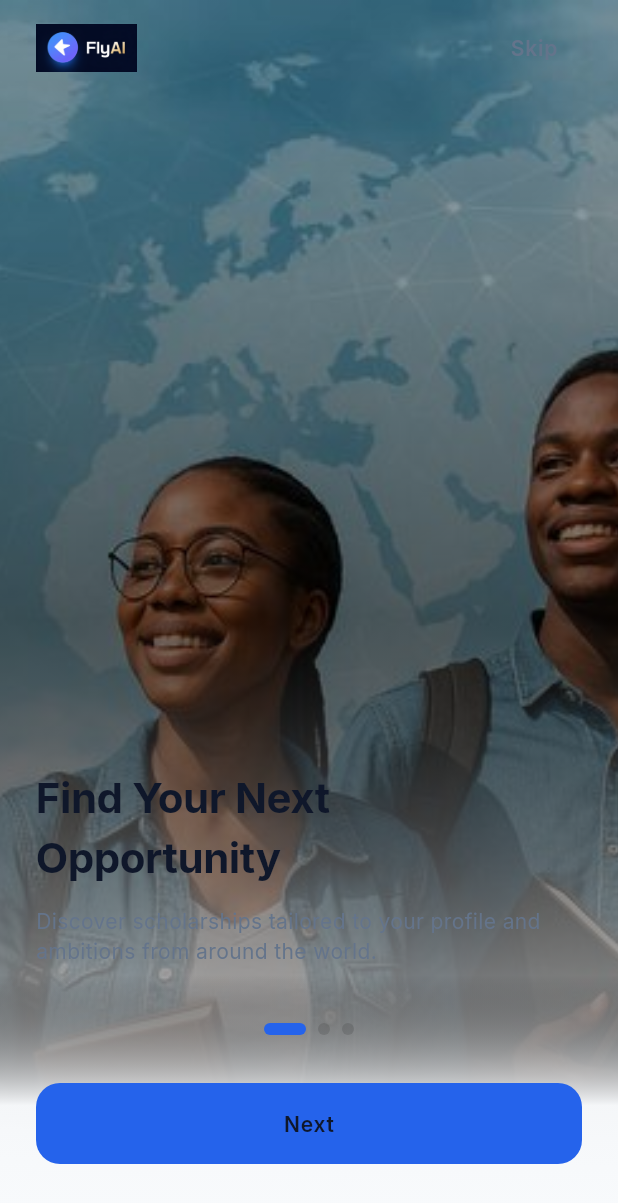
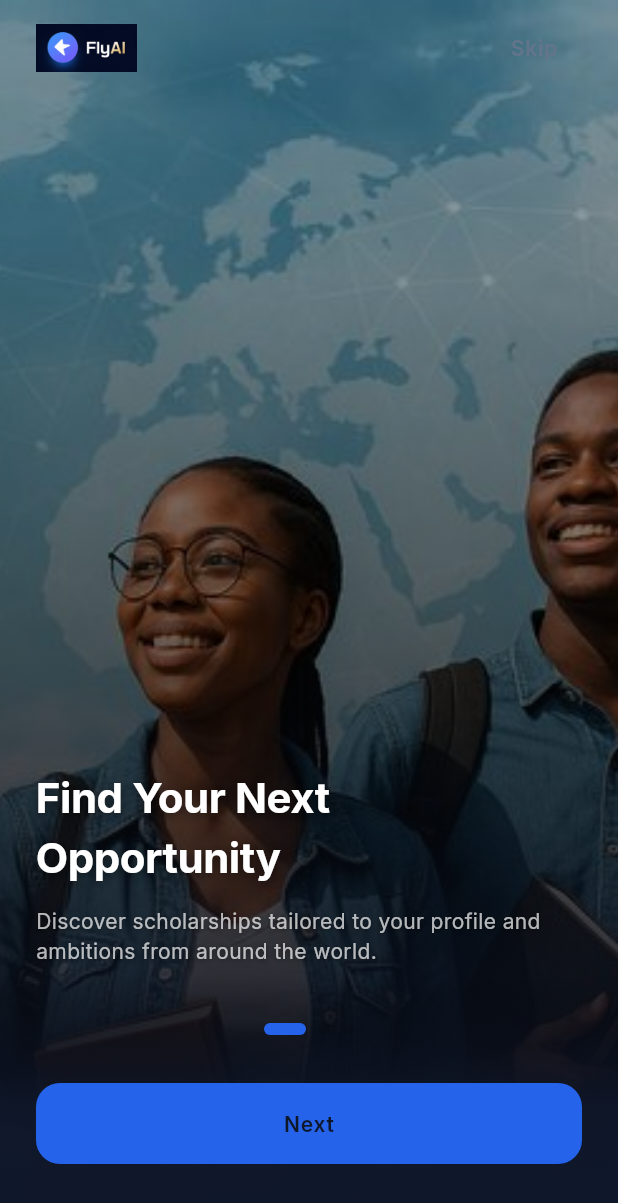
Before and after one commit to light667/FlyAI, a Flutter app: the screen it shows after launch, on a phone screen of 412 x 824 dp. Shown: the top 1203 px of the screen. Run offline on Flutter 3.47's test engine with Material 3 defaults, Android fonts, the phone set to English and light mode, and no system bars; our stand-ins replace cached_network_image, equatable, file_picker, firebase_auth, firebase_core, flutter_card_swiper and 9 more; missing offline and left inert: universal_html; accounts and stored records are empty.

Commit message:
Fix Erreurs 400 Supabase 2

```diff
--- a/flyai/lib/features/onboarding/screens/onboarding_screen.dart
+++ b/flyai/lib/features/onboarding/screens/onboarding_screen.dart
@@ -99,14 +99,14 @@ class _OnboardingScreenState extends State<OnboardingScreen> {
             right: 0,
             child: Container(
               padding: const EdgeInsets.fromLTRB(24, 32, 24, 48),
-              decoration: BoxDecoration(
+              decoration: const BoxDecoration(
                 gradient: LinearGradient(
                   begin: Alignment.topCenter,
                   end: Alignment.bottomCenter,
                   colors: [
                     Colors.transparent,
-                    AppColors.background.withOpacity(0.95),
-                    AppColors.background,
+                    Color(0xCC0F172A),
+                    Color(0xFF0F172A),
                   ],
                 ),
               ),
@@ -173,23 +173,23 @@ class _OnboardingSlide extends StatelessWidget {
         // Background image
         Image.asset(data.image, fit: BoxFit.cover),
 
-        // Dark overlay
+        // Dark overlay — always dark regardless of theme since we have a photo BG
         Container(
-          decoration: BoxDecoration(
+          decoration: const BoxDecoration(
             gradient: LinearGradient(
               begin: Alignment.topCenter,
               end: Alignment.bottomCenter,
               colors: [
-                Colors.black.withOpacity(0.15),
-                Colors.black.withOpacity(0.55),
-                AppColors.background,
+                Color(0x26000000), // 15% black at top
+                Color(0x8C000000), // 55% black at middle
+                Color(0xFF0F172A), // nearly opaque dark at bottom
               ],
-              stops: const [0.0, 0.5, 1.0],
+              stops: [0.0, 0.5, 1.0],
             ),
           ),
         ),
 
-        // Content
+        // Content — white text always readable on dark overlay
         Positioned(
           bottom: 180,
           left: 24,
@@ -197,9 +197,33 @@ class _OnboardingSlide extends StatelessWidget {
           child: Column(
             crossAxisAlignment: CrossAxisAlignment.start,
             children: [
-              Text(data.title, style: AppTextStyles.displayMedium),
+              Text(
+                data.title,
+                style: AppTextStyles.displayMedium.copyWith(
+                  color: Colors.white,
+                  shadows: [
+                    const Shadow(
+                      blurRadius: 8,
+                      color: Color(0x80000000),
+                      offset: Offset(0, 2),
+                    ),
+                  ],
+                ),
+              ),
               const SizedBox(height: 12),
-              Text(data.description, style: AppTextStyles.bodyMedium),
+              Text(
+                data.description,
+                style: AppTextStyles.bodyMedium.copyWith(
+                  color: Colors.white70,
+                  shadows: [
+                    const Shadow(
+                      blurRadius: 4,
+                      color: Color(0x80000000),
+                      offset: Offset(0, 1),
+                    ),
+                  ],
+                ),
+              ),
             ],
           ),
         ),
--- a/flyai/lib/features/profile/models/profile_model.dart
+++ b/flyai/lib/features/profile/models/profile_model.dart
@@ -83,13 +83,14 @@ class ProfileModel extends Equatable {
         'gpa': gpa,
         'english_level': englishLevel,
         'french_level': frenchLevel,
-        'other_languages': otherLanguages,
+        // Note: 'other_languages' intentionally omitted — column not in DB schema yet
         'target_countries': targetCountries,
         'target_fields': targetFields,
         'academic_goals': academicGoals,
         'cv_url': cvUrl,
         'photo_url': photoUrl,
       };
+
 
   static List<String> _parseList(dynamic value) {
     if (value == null) return [];
--- a/flyai/lib/features/profile/providers/profile_provider.dart
+++ b/flyai/lib/features/profile/providers/profile_provider.dart
@@ -39,13 +39,9 @@ class ProfileNotifier extends AutoDisposeAsyncNotifier<ProfileModel?> {
     try {
       final repo = ref.read(profileRepositoryProvider);
       await repo.saveProfile(profile);
-
-      if (!mounted) return;
-
       ref.invalidate(profileExistsProvider);
       state = AsyncValue.data(profile);
     } catch (e, st) {
-      if (!mounted) return;
       state = AsyncValue.error(e, st);
       Error.throwWithStackTrace(e, st);
     }
@@ -63,7 +59,6 @@ class ProfileNotifier extends AutoDisposeAsyncNotifier<ProfileModel?> {
     final url = await repo.uploadProfilePhoto(user.uid, bytes, fileExtension);
 
     if (url != null && state.value != null && updateDb) {
-      if (!mounted) return url;
       final updatedProfile = state.value!.copyWith(photoUrl: url);
       await updateProfile(updatedProfile);
     }
@@ -82,7 +77,6 @@ class ProfileNotifier extends AutoDisposeAsyncNotifier<ProfileModel?> {
     final url = await repo.uploadCV(user.uid, bytes, fileExtension);
 
     if (url != null && state.value != null && updateDb) {
-      if (!mounted) return url;
       final updatedProfile = state.value!.copyWith(cvUrl: url);
       await updateProfile(updatedProfile);
     }
--- a/flyai/lib/features/profile/screens/profile_setup_screen.dart
+++ b/flyai/lib/features/profile/screens/profile_setup_screen.dart
@@ -254,7 +254,7 @@ class _ProfileSetupScreenState extends ConsumerState<ProfileSetupScreen> {
                     items: commonLanguages.map((l) {
                       return DropdownMenuItem(
                         value: l,
-                        child: Text(l, style: const TextStyle(color: Colors.white)),
+                        child: Text(l, style: TextStyle(color: AppColors.textPrimary)),
                       );
                     }).toList(),
                     onChanged: (val) {
@@ -273,7 +273,7 @@ class _ProfileSetupScreenState extends ConsumerState<ProfileSetupScreen> {
                     items: _languageLevels.map((l) {
                       return DropdownMenuItem(
                         value: l,
-                        child: Text(l, style: const TextStyle(color: Colors.white)),
+                        child: Text(l, style: TextStyle(color: AppColors.textPrimary)),
                       );
                     }).toList(),
                     onChanged: (val) {
@@ -983,11 +983,12 @@ class _ProfileSetupScreenState extends ConsumerState<ProfileSetupScreen> {
               value: items.contains(value) ? value : items.first,
               isExpanded: true,
               dropdownColor: AppColors.card,
-              style: AppTextStyles.bodyMedium,
+              style: AppTextStyles.bodyMedium.copyWith(color: AppColors.textPrimary),
+              iconEnabledColor: AppColors.textSecondary,
               items: items.map((i) {
                 return DropdownMenuItem<String>(
                   value: i,
-                  child: Text(i, style: const TextStyle(color: Colors.white)),
+                  child: Text(i, style: TextStyle(color: AppColors.textPrimary)),
                 );
               }).toList(),
               onChanged: onChanged,
```
